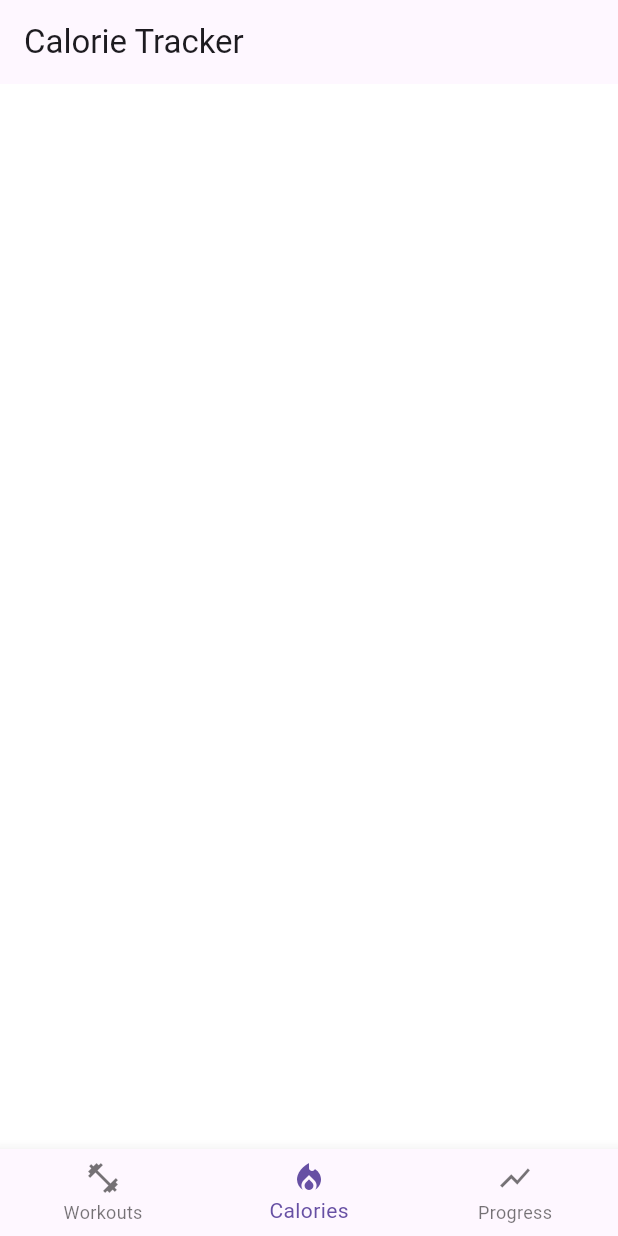
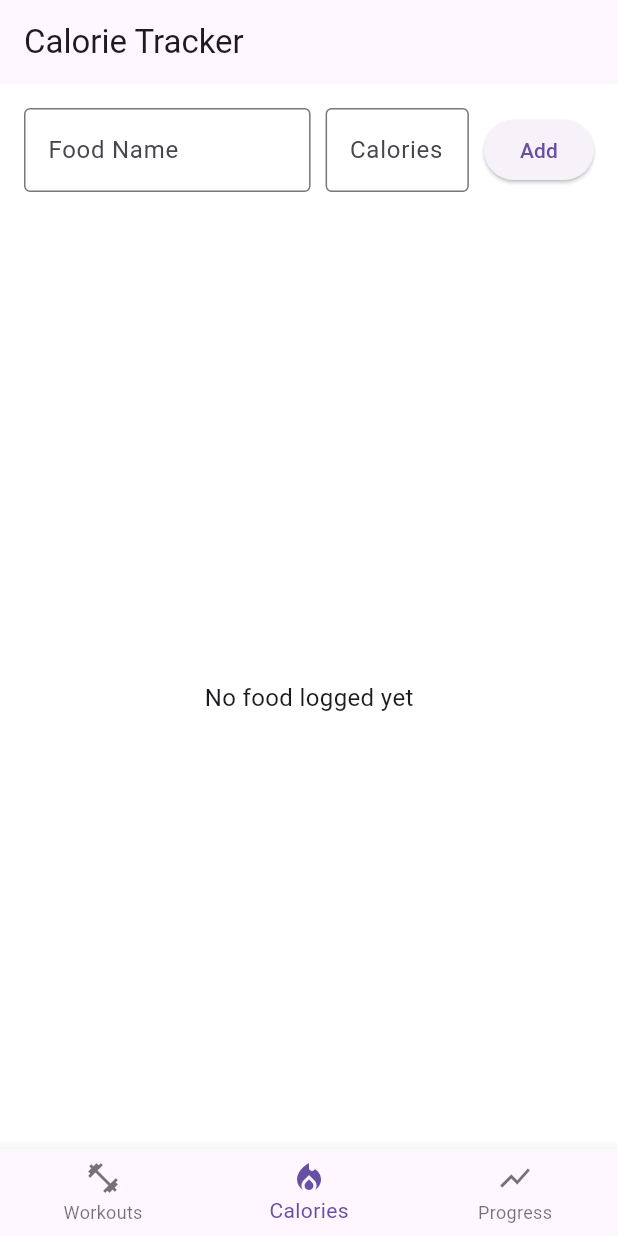
Before and after one commit to vk1hub/Fitness-Tracker, a Flutter app: the screen it shows after launch, item 2 of the bottom bar chosen, on a phone screen of 412 x 824 dp. Run offline on Flutter 3.47's test engine with Material 3 defaults, Android fonts, the light colour scheme and no system bars.

Commit message:
Created calorie tracker UI and added the ability to add food and calories

```diff
--- a/lib/calorie_screen.dart
+++ b/lib/calorie_screen.dart
@@ -6,12 +6,132 @@ class CalorieScreen extends StatefulWidget {
 }
 
 class CalorieScreenState extends State<CalorieScreen> {
+
+  TextEditingController foodController = TextEditingController();
+  TextEditingController caloriesController = TextEditingController();
+
+  List<Map<String, dynamic>> foods = [];
+
+  // add food function
+  void addFood() {
+    if (foodController.text.isEmpty || caloriesController.text.isEmpty) {
+      ScaffoldMessenger.of(context).showSnackBar(
+        SnackBar(content: Text('Please fill in all fields')),
+      );
+      return;
+    }
+
+    setState(() {
+      foods.add({
+        'name': foodController.text,
+        'calories': int.parse(caloriesController.text),
+      });
+
+      foodController.clear();
+      caloriesController.clear();
+    });
+  }
+
+  // remove food function
+  void removeFood(int index) {
+    setState(() {
+      foods.removeAt(index);
+    });
+  }
+
   @override
   Widget build(BuildContext context) {
     return Scaffold(
       appBar: AppBar(
         title: Text('Calorie Tracker'),
       ),
+      body: Column(
+        children: [
+          Padding(
+            padding: EdgeInsets.all(16),
+            child: Row(
+              children: [
+                // food input
+                Expanded(
+                  flex: 2,
+                  child: TextField(
+                    controller: foodController,
+                    decoration: InputDecoration(
+                      labelText: 'Food Name',
+                      border: OutlineInputBorder(),
+                    ),
+                  ),
+                ),
+                SizedBox(width: 10),
+                // calories input
+                Expanded(
+                  child: TextField(
+                    controller: caloriesController,
+                    keyboardType: TextInputType.number,
+                    decoration: InputDecoration(
+                      labelText: 'Calories',
+                      border: OutlineInputBorder(),
+                    ),
+                  ),
+                ),
+                SizedBox(width: 10),
+                ElevatedButton(
+                  onPressed: addFood,
+                  child: Text('Add'),
+                ),
+              ],
+            ),
+          ),
+
+          // Food list section
+          Expanded(
+            child: foods.isEmpty
+                ? Center(
+                    child: Column(
+                      mainAxisAlignment: MainAxisAlignment.center,
+                      children: [
+                        SizedBox(height: 20),
+                        Text(
+                          'No food logged yet',
+                          style: TextStyle(fontSize: 16),
+                        ),
+                      ],
+                    ),
+                  )
+                : ListView.builder(
+                    padding: EdgeInsets.all(16),
+                    itemCount: foods.length,
+                    itemBuilder: (context, index) {
+                      return Card(
+                        margin: EdgeInsets.only(bottom: 12),
+                        child: ListTile(
+                          title: Text(
+                            foods[index]['name'],
+                            style: TextStyle(fontWeight: FontWeight.bold),
+                          ),
+                          trailing: Row(
+                            mainAxisSize: MainAxisSize.min,
+                            children: [
+                              Text(
+                                '${foods[index]['calories']} cal',
+                                style: TextStyle(
+                                  fontSize: 16,
+                                ),
+                              ),
+                              SizedBox(width: 10),
+                              IconButton(
+                                icon: Icon(Icons.delete),
+                                onPressed: () => removeFood(index),
+                              ),
+                            ],
+                          ),
+                        ),
+                      );
+                    },
+                  ),
+          ),
+        ],
+      ),
     );
   }
 }
```
